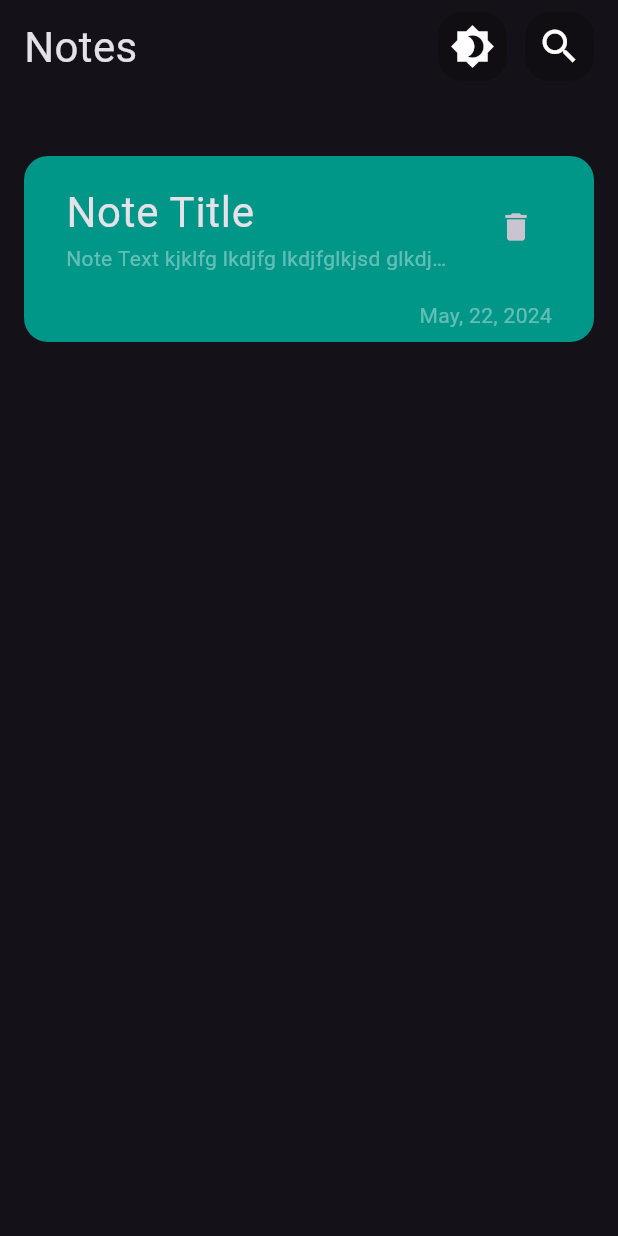
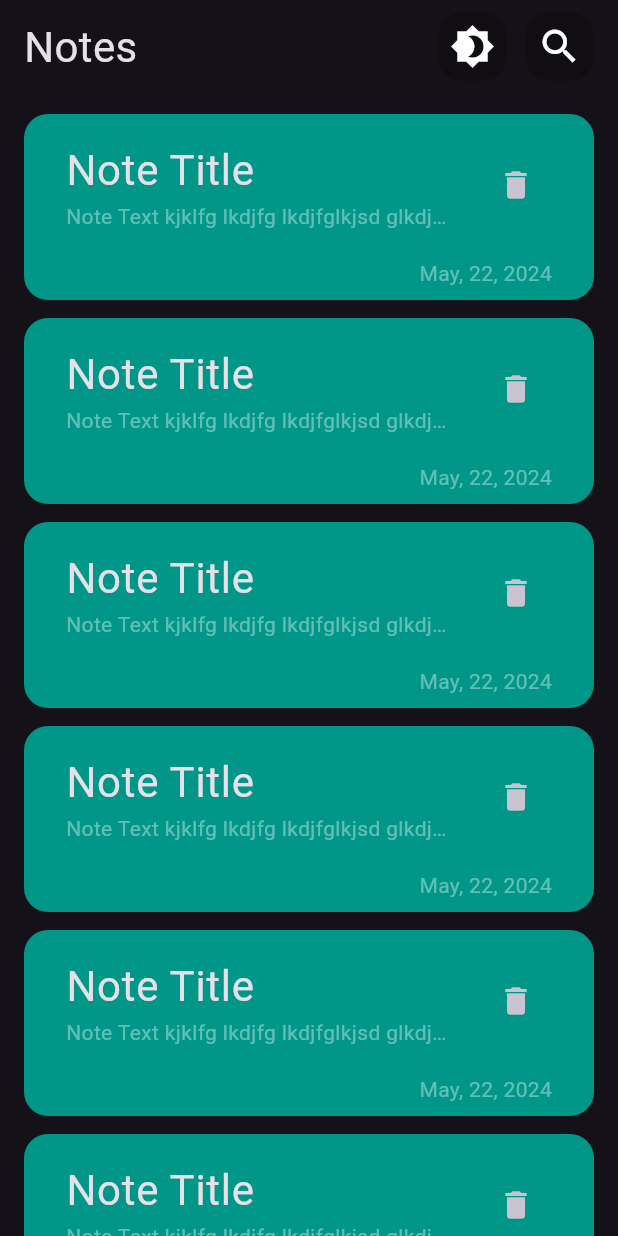
Before and after one commit to AliA5y/pretty_notes, a Flutter app: the screen it shows after launch, on a phone screen of 412 x 824 dp. Run offline on Flutter 3.47's test engine with Material 3 defaults, Android fonts, the phone set to English and light mode, and no system bars.

Commit message:
added notes list view and edited note card

```diff
--- a/lib/views/home_view_body.dart
+++ b/lib/views/home_view_body.dart
@@ -1,6 +1,6 @@
 import 'package:flutter/material.dart';
-import 'package:pretty_notes/views/widgets/note_card.dart';
 import 'package:pretty_notes/views/widgets/notes_app_bar.dart';
+import 'package:pretty_notes/views/widgets/notes_list_view.dart';
 
 class HomeViewBody extends StatelessWidget {
   const HomeViewBody({super.key});
@@ -10,8 +10,8 @@ class HomeViewBody extends StatelessWidget {
     return const Column(
       children: [
         NotesAppBar(),
-        SizedBox(height: 50),
-        NoteCard(),
+        SizedBox(height: 16),
+        Expanded(child: NotesListView()),
       ],
     );
   }
--- a/lib/views/widgets/note_card.dart
+++ b/lib/views/widgets/note_card.dart
@@ -7,7 +7,7 @@ class NoteCard extends StatelessWidget {
   @override
   Widget build(BuildContext context) {
     return Padding(
-      padding: const EdgeInsets.symmetric(horizontal: 16.0),
+      padding: const EdgeInsets.symmetric(horizontal: 16.0, vertical: 6),
       child: Container(
           padding: const EdgeInsets.symmetric(horizontal: 28, vertical: 8),
           decoration: const BoxDecoration(
--- /dev/null
+++ b/lib/views/widgets/notes_list_view.dart
@@ -0,0 +1,17 @@
+import 'package:flutter/material.dart';
+import 'package:pretty_notes/views/widgets/note_card.dart';
+
+class NotesListView extends StatelessWidget {
+  const NotesListView({super.key});
+
+  @override
+  Widget build(BuildContext context) {
+    return ListView.builder(
+      padding: EdgeInsets.all(0),
+      itemCount: 10,
+      itemBuilder: (context, index) {
+        return NoteCard();
+      },
+    );
+  }
+}
```
